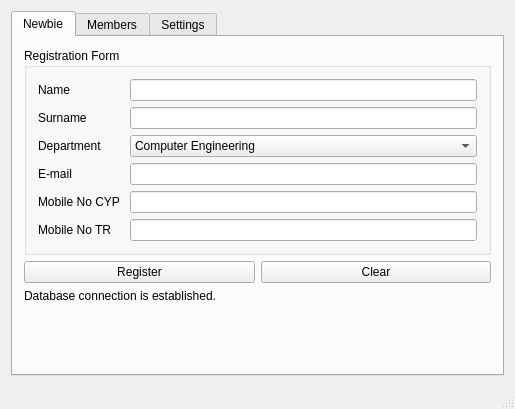
First picture: the form in src/data/mainwindow.ui, repository furkantokac/Freg, before the edit.
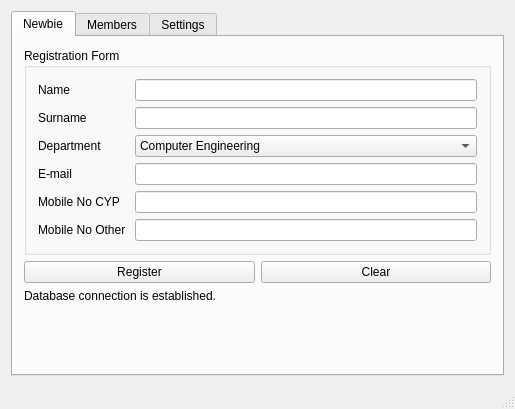
Second picture: the form after the edit.

```diff
--- a/src/data/mainwindow.ui
+++ b/src/data/mainwindow.ui
@@ -93,7 +93,7 @@
            <item row="5" column="0">
             <widget class="QLabel" name="label_6">
              <property name="text">
-              <string>Mobile No TR</string>
+              <string>Mobile No Other </string>
              </property>
              <property name="alignment">
               <set>Qt::AlignLeading|Qt::AlignLeft|Qt::AlignVCenter</set>
```
Left out of the diff: 12 changed lines with no effect on the pictures.
